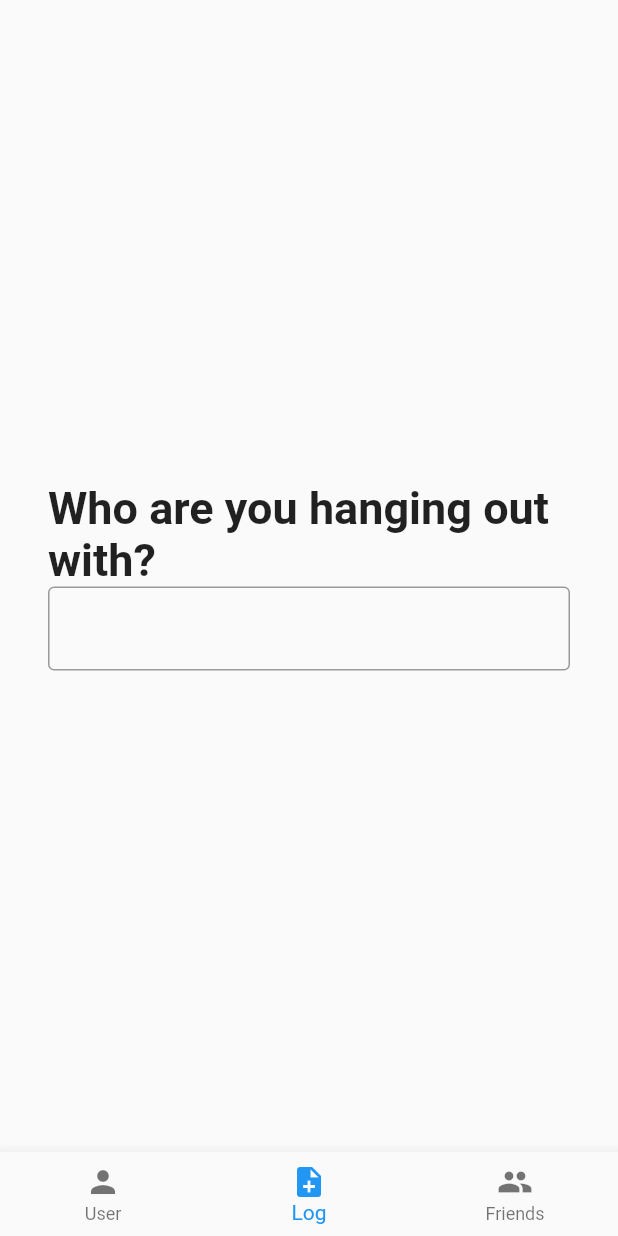
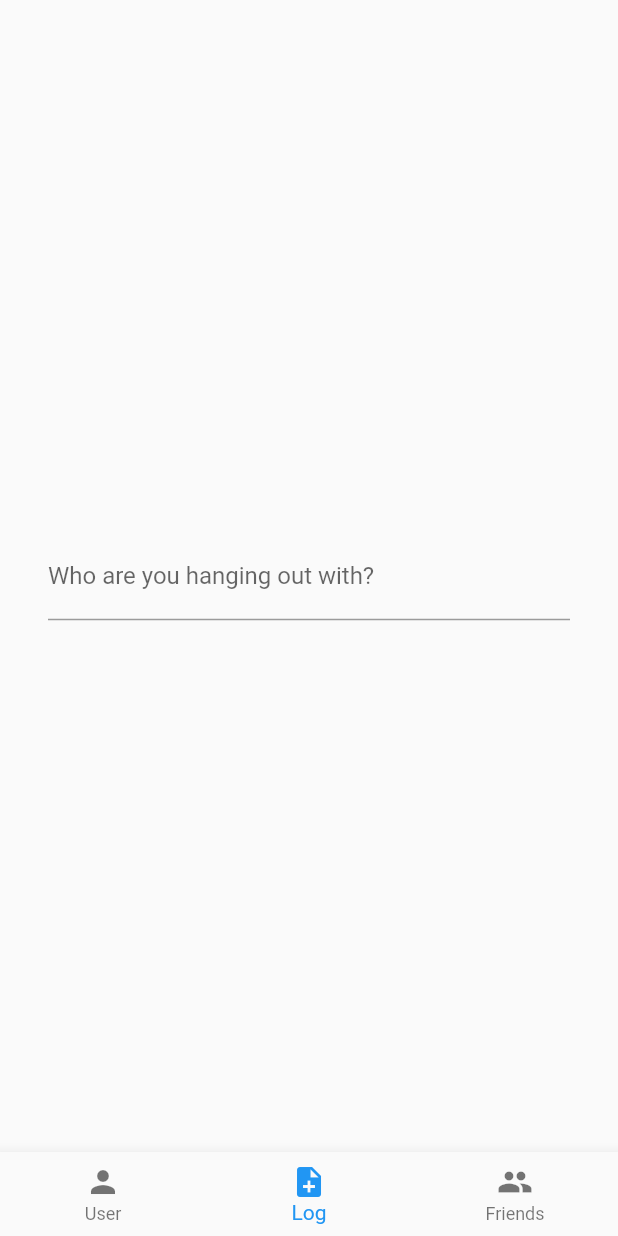
Before and after one commit to katerberg/friend-builder, a Flutter app: the screen it shows after launch, on a phone screen of 412 x 824 dp. Run offline on Flutter 3.47's test engine with Material 2 defaults, Android fonts, the phone set to English and light mode, and no system bars; drawn by our look-alikes of flutter_typeahead; our stand-ins replace contacts_service, permission_handler.

Commit message:
Styles up the typeahead

```diff
--- a/lib/pages/logPage.dart
+++ b/lib/pages/logPage.dart
@@ -35,6 +35,13 @@ class _LogPageState extends State<LogPage> {
     _setFriend(null);
   }
 
+  String _getInputLabelText() {
+    if (_selectedFriend == null) {
+      return 'Who are you hanging out with?';
+    }
+    return 'Anyone else?';
+  }
+
   @override
   Widget build(BuildContext context) {
     List<Widget> itemsToShow = [];
@@ -44,10 +51,9 @@ class _LogPageState extends State<LogPage> {
           autofocus: _selectedFriend == null,
           autocorrect: false,
           cursorColor: Theme.of(context).cursorColor,
-          style: DefaultTextStyle.of(context)
-              .style
-              .copyWith(fontStyle: FontStyle.italic),
-          decoration: InputDecoration(border: OutlineInputBorder())),
+          decoration: InputDecoration(
+            labelText: _getInputLabelText(),
+          )),
       suggestionsCallback: (pattern) async {
         return await _getSuggestions(pattern);
       },
@@ -57,6 +63,12 @@ class _LogPageState extends State<LogPage> {
           title: Text(suggestion.displayName),
         );
       },
+      noItemsFoundBuilder: (context) => Padding(
+          padding: EdgeInsets.fromLTRB(8, 32, 8, 32),
+          child: Text(
+            'No contact found',
+            style: TextStyle(fontStyle: FontStyle.italic),
+          )),
       onSuggestionSelected: _setFriend,
     ));
 
@@ -79,14 +91,6 @@ class _LogPageState extends State<LogPage> {
         _selectedFriend.displayName,
         style: _headerStyle,
       ));
-    } else {
-      itemsToShow.insert(
-        0,
-        Text(
-          'Who are you hanging out with?',
-          style: _headerStyle,
-        ),
-      );
     }
 
     return Scaffold(
```
